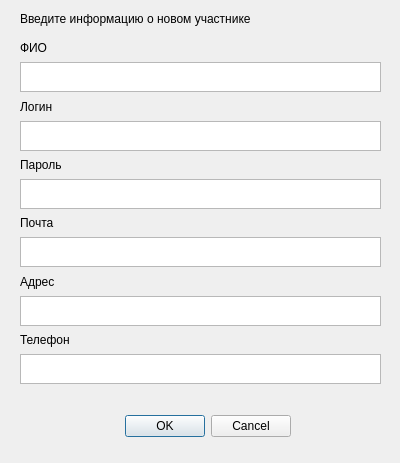
Old version of the form ui_files/add_player.ui in the repository PrincePepper/DVFU_Course_work_2020_yeticup.
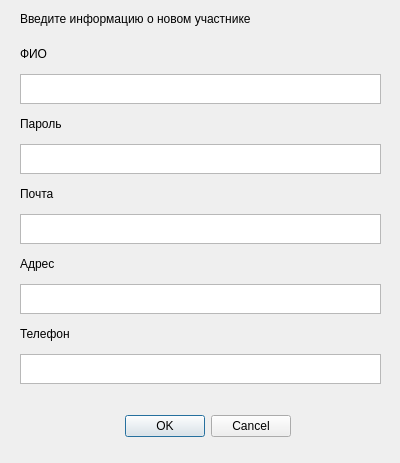
New version of the form.

Commit message: запросам добавления, удаления и изменения добавлена аутентификация

Diff of the .ui file:
```diff
--- a/ui_files/add_player.ui
+++ b/ui_files/add_player.ui
@@ -69,23 +69,6 @@
       </property>
      </widget>
     </item>
-    <item>
-     <widget class="QLabel" name="label_3">
-      <property name="text">
-       <string>Логин</string>
-      </property>
-     </widget>
-    </item>
-    <item>
-     <widget class="QPlainTextEdit" name="login">
-      <property name="maximumSize">
-       <size>
-        <width>16777215</width>
-        <height>30</height>
-       </size>
-      </property>
-     </widget>
-    </item>
     <item>
      <widget class="QLabel" name="label_6">
       <property name="text">
```
The commit also changes 1 other file.
